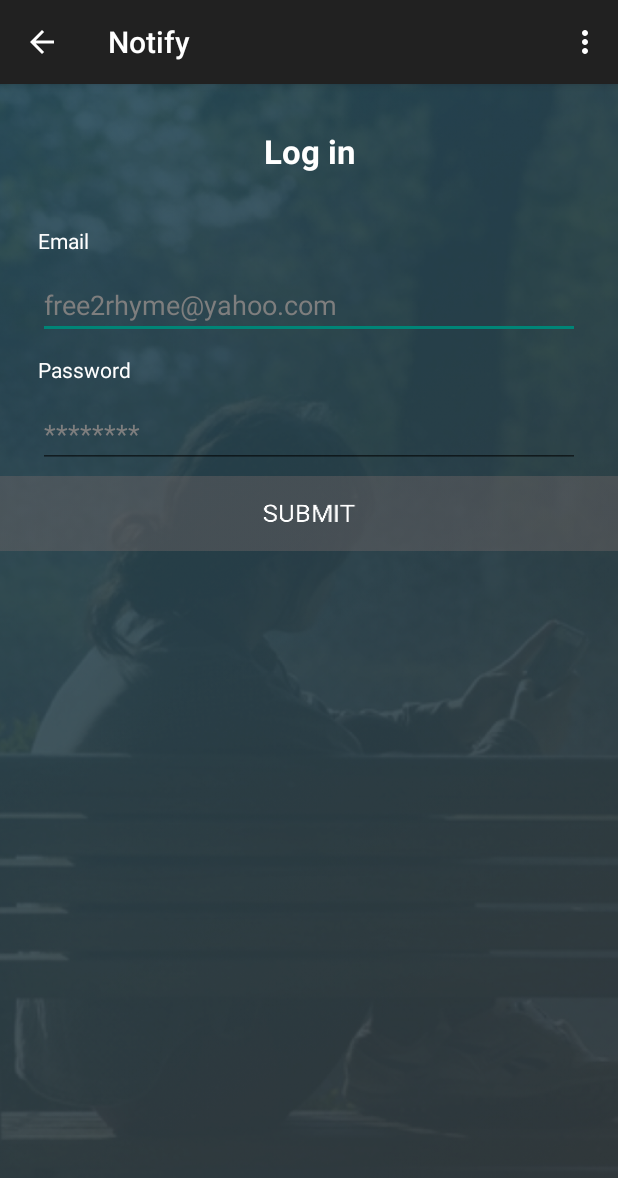
After one commit to mengmengmengmeng/notify, an Android app: the LoginActivity screen opened directly, with no data from a screen before it, on a phone screen of 412 x 824 dp. The commit adds this screen. Shown: the top 1178 px of the screen. Run offline under Robolectric (Android 15) with nearby library versions, the phone set to English and light mode, and no system bars.

Commit message:
Added login page

```diff
--- a/app/src/main/AndroidManifest.xml
+++ b/app/src/main/AndroidManifest.xml
@@ -42,6 +42,12 @@
             android:screenOrientation="portrait"
             android:windowSoftInputMode="adjustPan">
         </activity>
+        <activity
+            android:name=".LoginActivity"
+            android:label="@string/app_name"
+            android:screenOrientation="portrait"
+            android:windowSoftInputMode="adjustPan">
+        </activity>
     </application>
 
 </manifest>
--- a/app/src/main/java/me/notify/FirstActivity.java
+++ b/app/src/main/java/me/notify/FirstActivity.java
@@ -26,5 +26,13 @@ public class FirstActivity extends Activity{
                 startActivity(intent);
             }
         });
+
+        frameLlogin.setOnClickListener(new View.OnClickListener() {
+            @Override
+            public void onClick(View view) {
+                Intent intent = new Intent(FirstActivity.this, LoginActivity.class);
+                startActivity(intent);
+            }
+        });
     }
 }
--- /dev/null
+++ b/app/src/main/java/me/notify/LoginActivity.java
@@ -0,0 +1,20 @@
+package me.notify;
+
+import android.os.Bundle;
+
+/**
+ * Created by David Rommel, B. on 8/9/15.
+ */
+public class LoginActivity extends BaseActivity {
+
+    @Override
+    protected void onCreate(Bundle savedInstanceState) {
+        super.onCreate(savedInstanceState);
+        setContentView(R.layout.base_layout);
+        if (savedInstanceState == null) {
+            getSupportFragmentManager().beginTransaction()
+                    .add(R.id.layoutToReplace, new LoginFragment())
+                    .commit();
+        }
+    }
+}
--- /dev/null
+++ b/app/src/main/java/me/notify/LoginFragment.java
@@ -0,0 +1,54 @@
+package me.notify;
+
+import android.content.Context;
+import android.content.SharedPreferences;
+import android.os.Bundle;
+import android.support.v4.app.Fragment;
+import android.view.LayoutInflater;
+import android.view.View;
+import android.view.ViewGroup;
+import android.widget.EditText;
+import android.widget.FrameLayout;
+
+/**
+ * Created by David Rommel, B. on 8/9/15.
+ */
+public class LoginFragment extends Fragment {
+    EditText email, password;
+    FrameLayout frameLsubmit;
+    SharedPreferences preferences;
+    TaskRegisterAndLogin taskRegisterAndLogin;
+
+    @Override
+    public View onCreateView(LayoutInflater inflater, ViewGroup container,
+                             Bundle savedInstanceState) {
+        View v = inflater.inflate(R.layout.fragment_login, container, false);
+        preferences = getActivity().getSharedPreferences("tokens", Context.MODE_PRIVATE);
+        email = (EditText) v.findViewById(R.id.email);
+        password = (EditText) v.findViewById(R.id.password);
+        frameLsubmit = (FrameLayout) v.findViewById(R.id.frameLSubmit);
+
+        frameLsubmit.setOnClickListener(new View.OnClickListener() {
+            @Override
+            public void onClick(View view) {
+                //if(last_name.length() == 0 || first_name.length() == 0 ||
+                //        age.length() == 0 || mobile_number.length() == 0 ||
+                //        email.length() == 0 || password.length() == 0){
+
+                //    Toast.makeText(getActivity(), "Please fill all values! :)", Toast.LENGTH_LONG).show();
+
+                //}else if(password.length() < 8){
+                //    Toast.makeText(getActivity(), "Password is too short (minimum is 8 characters)! :)", Toast.LENGTH_LONG).show();
+                //}else{
+                    taskRegisterAndLogin = new TaskRegisterAndLogin(getActivity(), preferences,
+                            "", "", "", "",
+                            email.getText().toString(), password.getText().toString(), TaskRegisterAndLogin.LOGIN);
+
+                    taskRegisterAndLogin.executeRegistration();
+                //}
+            }
+        });
+
+        return v;
+    }
+}
--- a/app/src/main/res/layout/first_activity.xml
+++ b/app/src/main/res/layout/first_activity.xml
@@ -57,7 +57,6 @@
 
         </FrameLayout>
 
-
     </me.notify.PercentLinearLayout>
 
 </RelativeLayout>
--- /dev/null
+++ b/app/src/main/res/layout/fragment_login.xml
@@ -0,0 +1,93 @@
+<?xml version="1.0" encoding="utf-8"?>
+<RelativeLayout xmlns:android="http://schemas.android.com/apk/res/android"
+    android:layout_width="fill_parent"
+    android:layout_height="fill_parent">
+
+    <ImageView
+        android:layout_width="fill_parent"
+        android:layout_height="fill_parent"
+        android:adjustViewBounds="true"
+        android:scaleType="centerCrop"
+        android:src="@drawable/bg_login_or_signup"/>
+
+    <ScrollView
+        android:layout_width="fill_parent"
+        android:layout_height="fill_parent">
+
+        <LinearLayout
+            android:layout_width="match_parent"
+            android:layout_height="wrap_content"
+            android:orientation="vertical">
+
+            <TextView
+                android:layout_marginTop="30dp"
+                android:layout_marginBottom="30dp"
+                android:layout_width="match_parent"
+                android:layout_height="wrap_content"
+                android:textAppearance="?android:attr/textAppearanceLarge"
+                android:text="Log in"
+                android:gravity="center"
+                android:textColor="@color/white"
+                android:textStyle="bold"/>
+
+            <LinearLayout
+                android:layout_width="match_parent"
+                android:layout_height="match_parent"
+                android:orientation="vertical"
+                android:layout_marginLeft="20dp"
+                android:layout_marginRight="20dp">
+
+                <TextView
+                    android:layout_width="match_parent"
+                    android:layout_height="wrap_content"
+                    android:textAppearance="?android:attr/textAppearanceSmall"
+                    android:text="Email"
+                    android:layout_margin="5dp"
+                    android:textColor="@color/white"/>
+
+                <EditText
+                    android:layout_width="match_parent"
+                    android:layout_height="wrap_content"
+                    android:textAppearance="?android:attr/textAppearanceMedium"
+                    android:hint="free2rhyme@yahoo.com"
+                    android:textColorHint="@color/gray"
+                    android:layout_margin="5dp"
+                    android:id="@+id/email"
+                    android:inputType="textEmailAddress"
+                    android:textColor="@color/white"/>
+
+                <TextView
+                    android:layout_width="match_parent"
+                    android:layout_height="wrap_content"
+                    android:textAppearance="?android:attr/textAppearanceSmall"
+                    android:text="Password"
+                    android:layout_margin="5dp"
+                    android:textColor="@color/white"/>
+
+                <EditText
+                    android:layout_width="match_parent"
+                    android:layout_height="wrap_content"
+                    android:textAppearance="?android:attr/textAppearanceMedium"
+                    android:hint="********"
+                    android:textColorHint="@color/gray"
+                    android:layout_margin="5dp"
+                    android:id="@+id/password"
+                    android:inputType="textPassword"
+                    android:textColor="@color/white"/>
+
+            </LinearLayout>
+
+            <FrameLayout
+                android:layout_width="match_parent"
+                android:layout_height="wrap_content"
+                android:id="@+id/frameLSubmit"
+                android:background="@drawable/btn_submit"
+                android:clickable="true">
+
+            </FrameLayout>
+
+        </LinearLayout>
+
+    </ScrollView>
+
+</RelativeLayout>
```
